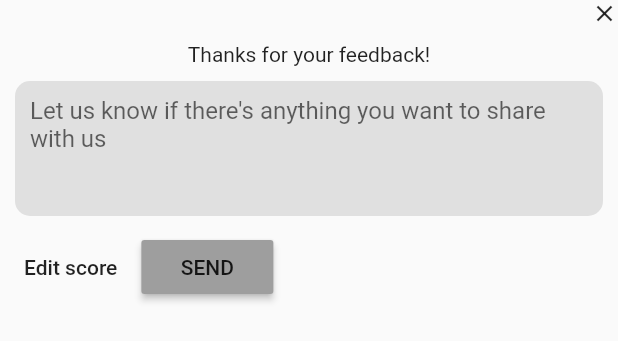
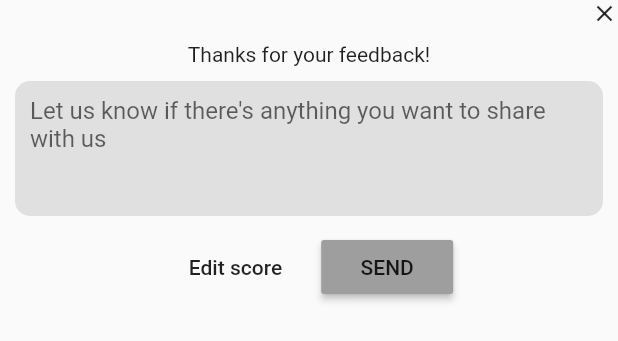
Before and after one commit to Applitom/flutter_net_promoter_score, a Flutter app: the NpsFeedbackWidget widget shown alone on an empty page, opened directly, on a phone screen of 412 x 824 dp. Shown: the top 341 px of the screen. Run offline on Flutter 3.47's test engine with Material 2 defaults, Android fonts, the phone set to English and light mode, and no system bars; statements that could not run were skipped.

Commit message:
UI Improvments

```diff
--- a/lib/widgets/nps_feedback_widget.dart
+++ b/lib/widgets/nps_feedback_widget.dart
@@ -86,7 +86,7 @@ class NpsFeedbackWidgetState extends State<NpsFeedbackWidget> {
                         padding: new EdgeInsets.all(0.0),
                         icon: new Icon(Icons.clear, size: 18.0),
                         onPressed: () {
-                          if (this.widget.onClosePressed != null){
+                          if (this.widget.onClosePressed != null) {
                             this.widget.onClosePressed();
                           }
                         }),
@@ -107,12 +107,17 @@ class NpsFeedbackWidgetState extends State<NpsFeedbackWidget> {
             height: 10,
           ),
           Row(
+            crossAxisAlignment: CrossAxisAlignment.center,
+            mainAxisAlignment: MainAxisAlignment.center,
             children: <Widget>[
               MaterialButton(
                 onPressed: () {
                   this.widget.onEditScoreButtonPressed();
                 },
                 child: Text("Edit score"),
+              ),
+              SizedBox(
+                width: 10,
               ),
               MaterialButton(
                 onPressed: () {
--- a/lib/widgets/nps_select_score_widget.dart
+++ b/lib/widgets/nps_select_score_widget.dart
@@ -39,6 +39,7 @@ class NpsSelectScoreWidgetState extends State<NpsSelectScoreWidget> {
               child: Text(
                 i.toString(),
                 style: TextStyle(
+                    fontWeight: i == _currentScore ? FontWeight.bold : FontWeight.normal,
                     color: i == _currentScore ? Colors.blueGrey : Colors.black),
               ),
             ),
--- a/lib/widgets/nps_thank_you_widget.dart
+++ b/lib/widgets/nps_thank_you_widget.dart
@@ -11,7 +11,11 @@ class NpsThankYouWidgetState extends State<NpsThankYouWidget> {
     return  Column(
       mainAxisSize: MainAxisSize.min,
         children: <Widget>[
-          Text("NpsThankYouWidget")
+          SizedBox(height: 5,),
+          Icon(Icons.done,size: 80,),
+          SizedBox(height: 5,),
+          Text("Thanks for your feedback"),
+          SizedBox(height: 10,),
         ],
     );
   }
```
